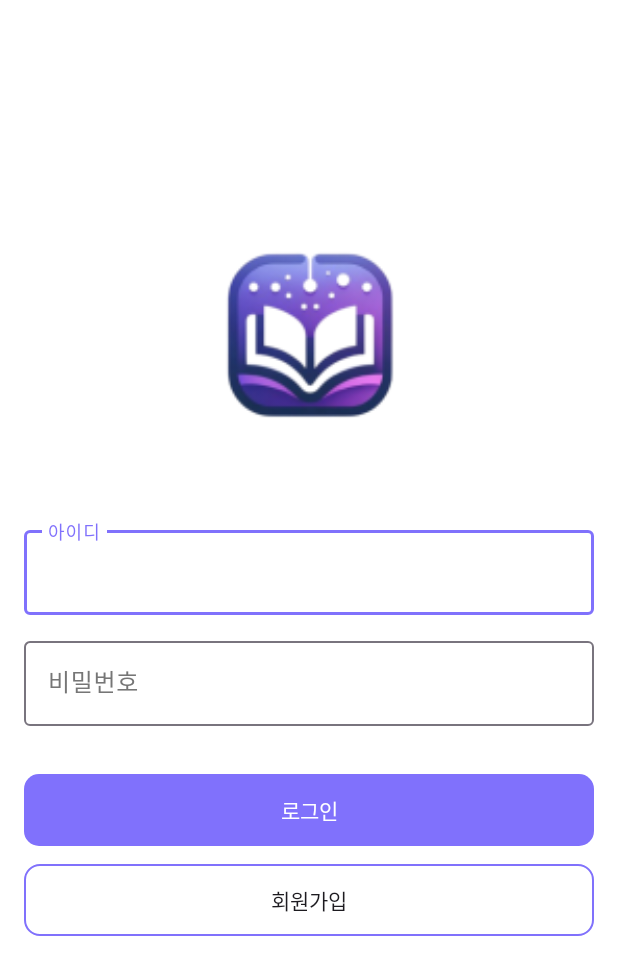
After one commit to hanayoung/GenieBooks, an Android app: the layout fragment_login.xml on its own in the app's theme, with its tools: preview values and no code run, on a phone screen of 412 x 824 dp. The commit adds this screen. Shown: the top 975 px of the screen. Run offline under Robolectric (Android 15) with nearby library versions, the phone set to English and light mode, and no system bars.

Commit message:
Feat: 로그인 화면 구현

```diff
--- /dev/null
+++ b/finalproject/app/src/main/java/com/ssafy/finalproject/ui/login/LoginFragment.kt
@@ -0,0 +1,19 @@
+package com.ssafy.finalproject.ui.login
+
+import android.os.Bundle
+import android.view.View
+import com.ssafy.finalproject.R
+import com.ssafy.finalproject.base.BaseFragment
+import com.ssafy.finalproject.databinding.FragmentLoginBinding
+
+private const val TAG = "LoginFragment_싸피"
+class LoginFragment : BaseFragment<FragmentLoginBinding>(
+    FragmentLoginBinding::bind,
+    R.layout.fragment_login
+) {
+
+    override fun onViewCreated(view: View, savedInstanceState: Bundle?) {
+        super.onViewCreated(view, savedInstanceState)
+
+    }
+}
--- /dev/null
+++ b/finalproject/app/src/main/res/drawable/btn_background.xml
@@ -0,0 +1,15 @@
+<?xml version="1.0" encoding="utf-8"?>
+<shape xmlns:android="http://schemas.android.com/apk/res/android"
+    android:shape="rectangle">
+
+    <solid
+        android:color="@color/primary"/>
+
+    <size
+        android:width="70dp"
+        android:height="20dp" />
+
+    <corners android:radius="10dp" />
+
+
+</shape>
--- /dev/null
+++ b/finalproject/app/src/main/res/drawable/btn_background2.xml
@@ -0,0 +1,19 @@
+<?xml version="1.0" encoding="utf-8"?>
+<shape xmlns:android="http://schemas.android.com/apk/res/android"
+    android:shape="rectangle">
+
+    <solid
+        android:color="@color/white" />
+
+    <stroke
+        android:color="@color/primary"
+        android:width="1dp"/>
+
+    <size
+        android:width="70dp"
+        android:height="20dp" />
+
+    <corners android:radius="10dp" />
+
+
+</shape>
--- /dev/null
+++ b/finalproject/app/src/main/res/layout/fragment_login.xml
@@ -0,0 +1,77 @@
+<?xml version="1.0" encoding="utf-8"?>
+<androidx.constraintlayout.widget.ConstraintLayout xmlns:android="http://schemas.android.com/apk/res/android"
+    xmlns:app="http://schemas.android.com/apk/res-auto"
+    android:layout_width="match_parent"
+    android:layout_height="match_parent"
+    android:background="@color/white">
+
+    <ImageView
+        android:id="@+id/logo"
+        android:layout_width="150dp"
+        android:layout_height="150dp"
+        android:src="@mipmap/ic_launcher"
+        android:layout_marginTop="150dp"
+        app:layout_constraintEnd_toEndOf="parent"
+        app:layout_constraintStart_toStartOf="parent"
+        app:layout_constraintTop_toTopOf="parent" />
+
+    <com.google.android.material.textfield.TextInputLayout
+        android:id="@+id/input_layout_id"
+        android:layout_width="0dp"
+        android:layout_height="wrap_content"
+        android:layout_marginHorizontal="16dp"
+        android:layout_marginTop="48dp"
+        android:hint="@string/id"
+        android:textColorHint="@color/light_text"
+        app:layout_constraintEnd_toEndOf="parent"
+        app:layout_constraintStart_toStartOf="parent"
+        app:layout_constraintTop_toBottomOf="@id/logo">
+
+        <com.google.android.material.textfield.TextInputEditText
+            android:layout_width="match_parent"
+            android:layout_height="wrap_content" />
+
+    </com.google.android.material.textfield.TextInputLayout>
+
+    <com.google.android.material.textfield.TextInputLayout
+        android:id="@+id/input_layout_pwd"
+        android:layout_width="0dp"
+        android:layout_height="wrap_content"
+        android:layout_marginHorizontal="16dp"
+        android:layout_marginTop="12dp"
+        android:hint="@string/pwd"
+        android:textColorHint="@color/light_text"
+        app:layout_constraintEnd_toEndOf="parent"
+        app:layout_constraintStart_toStartOf="parent"
+        app:layout_constraintTop_toBottomOf="@id/input_layout_id">
+
+        <com.google.android.material.textfield.TextInputEditText
+            android:layout_width="match_parent"
+            android:layout_height="wrap_content" />
+
+    </com.google.android.material.textfield.TextInputLayout>
+
+    <Button
+        android:id="@+id/btn_login"
+        android:layout_width="0dp"
+        android:layout_height="wrap_content"
+        android:layout_marginHorizontal="16dp"
+        android:layout_marginTop="32dp"
+        android:background="@drawable/btn_background"
+        android:text="@string/login"
+        app:layout_constraintEnd_toEndOf="parent"
+        app:layout_constraintStart_toStartOf="parent"
+        app:layout_constraintTop_toBottomOf="@id/input_layout_pwd" />
+
+    <androidx.appcompat.widget.AppCompatButton
+        android:id="@+id/btn_join"
+        android:layout_width="0dp"
+        android:layout_height="wrap_content"
+        android:layout_marginHorizontal="16dp"
+        android:layout_marginTop="12dp"
+        android:background="@drawable/btn_background2"
+        android:text="@string/join"
+        app:layout_constraintEnd_toEndOf="parent"
+        app:layout_constraintStart_toStartOf="parent"
+        app:layout_constraintTop_toBottomOf="@id/btn_login" />
+</androidx.constraintlayout.widget.ConstraintLayout>
--- a/finalproject/app/src/main/res/navigation/nav_graph.xml
+++ b/finalproject/app/src/main/res/navigation/nav_graph.xml
@@ -3,7 +3,7 @@
     xmlns:app="http://schemas.android.com/apk/res-auto"
     xmlns:tools="http://schemas.android.com/tools"
     android:id="@+id/nav_graph"
-    app:startDestination="@id/homeFragment">
+    app:startDestination="@id/loginFragment">
 
     <fragment
         android:id="@+id/homeFragment"
@@ -20,4 +20,8 @@
         android:name="com.ssafy.finalproject.ui.mypage.MyPageFragment"
         android:label="fragment_my_page"
         tools:layout="@layout/fragment_my_page" />
+    <fragment
+        android:id="@+id/loginFragment"
+        android:name="com.ssafy.finalproject.ui.login.LoginFragment"
+        android:label="LoginFragment" />
 </navigation>
--- a/finalproject/app/src/main/res/values/strings.xml
+++ b/finalproject/app/src/main/res/values/strings.xml
@@ -1,3 +1,7 @@
 <resources>
     <string name="app_name">FinalProject</string>
+    <string name="id">아이디</string>
+    <string name="pwd">비밀번호</string>
+    <string name="login">로그인</string>
+    <string name="join">회원가입</string>
 </resources>
```
